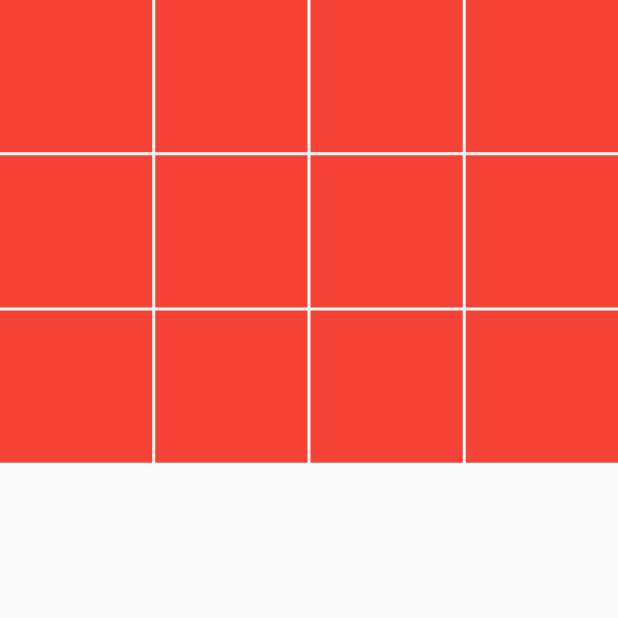
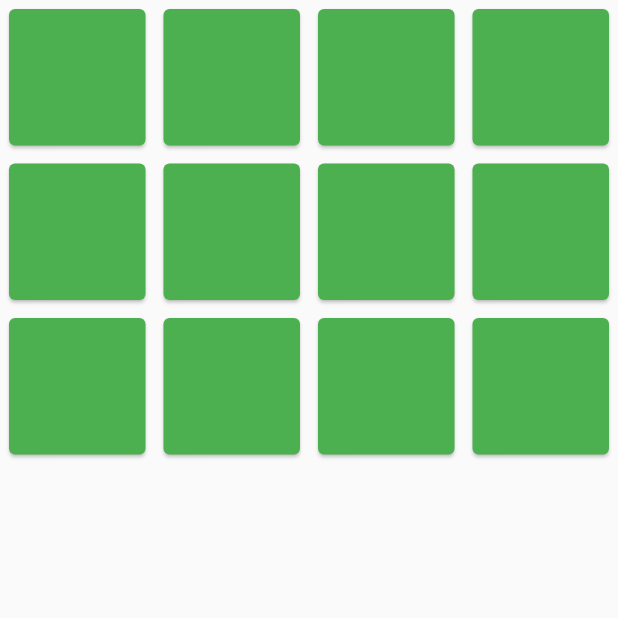
Before and after one commit to EngrMonyrul/gridviewcount, a Flutter app: the screen it shows after launch, on a phone screen of 412 x 824 dp, the top half of it. Run offline on Flutter 3.47's test engine with Material 2 defaults, Android fonts, the phone set to English and light mode, and no system bars.

Commit message:
GridView.builder()

```diff
--- a/lib/main.dart
+++ b/lib/main.dart
@@ -1,5 +1,6 @@
 import 'package:flutter/material.dart';
 import 'package:widgetspratice/pages/gridview.dart';
+import 'package:widgetspratice/pages/gridviewbuilder.dart';
 
 void main(){
   runApp(const MyApp());
@@ -13,7 +14,7 @@ class MyApp extends StatelessWidget {
     return const MaterialApp(
       debugShowCheckedModeBanner: false,
       title: 'Practice',
-      home: Example22(),
+      home: Example23(),
     );
   }
 }
--- /dev/null
+++ b/lib/pages/gridviewbuilder.dart
@@ -0,0 +1,31 @@
+import 'package:flutter/material.dart';
+
+class Example23 extends StatefulWidget {
+  const Example23({Key? key}) : super(key: key);
+
+  @override
+  State<Example23> createState() => _Example23State();
+}
+
+class _Example23State extends State<Example23> {
+
+  @override
+  Widget build(BuildContext context) {
+    return Scaffold(
+      body: Center(
+        child: GridView.builder(
+          gridDelegate: const SliverGridDelegateWithFixedCrossAxisCount(crossAxisCount: 4),
+          itemCount: 12,
+          itemBuilder: (BuildContext context, int index){
+            return const Padding(
+              padding: EdgeInsets.all(2),
+              child: Card(
+                color: Colors.green,
+              ),
+            );
+          },
+        ),
+      ),
+    );
+  }
+}
```
